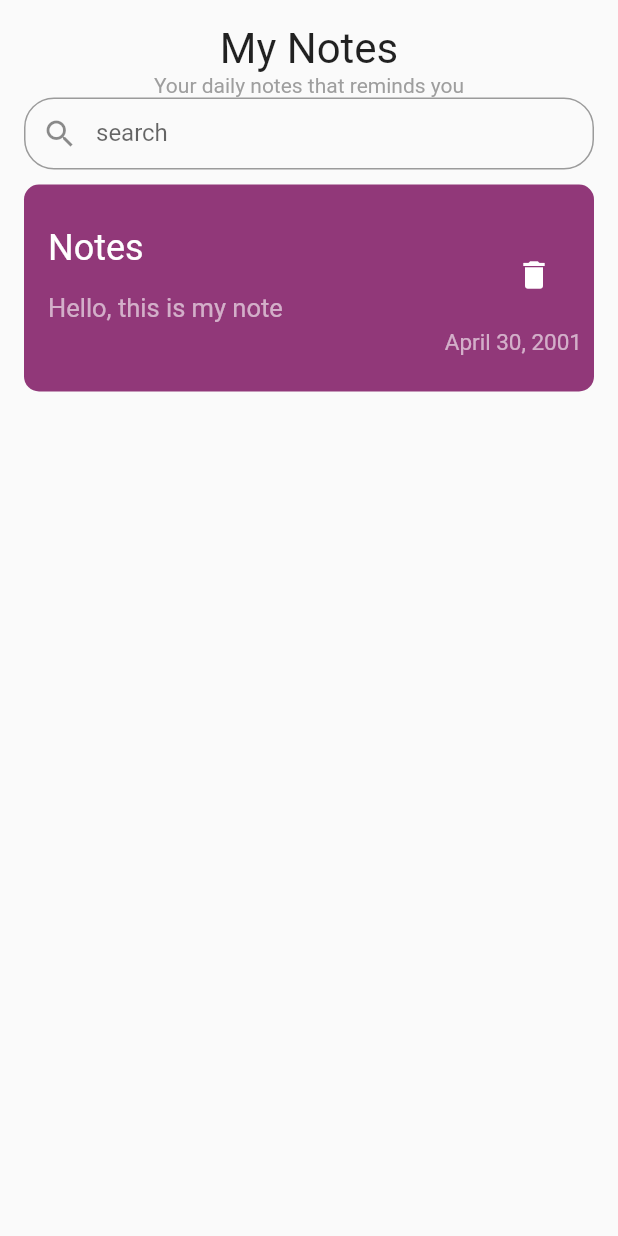
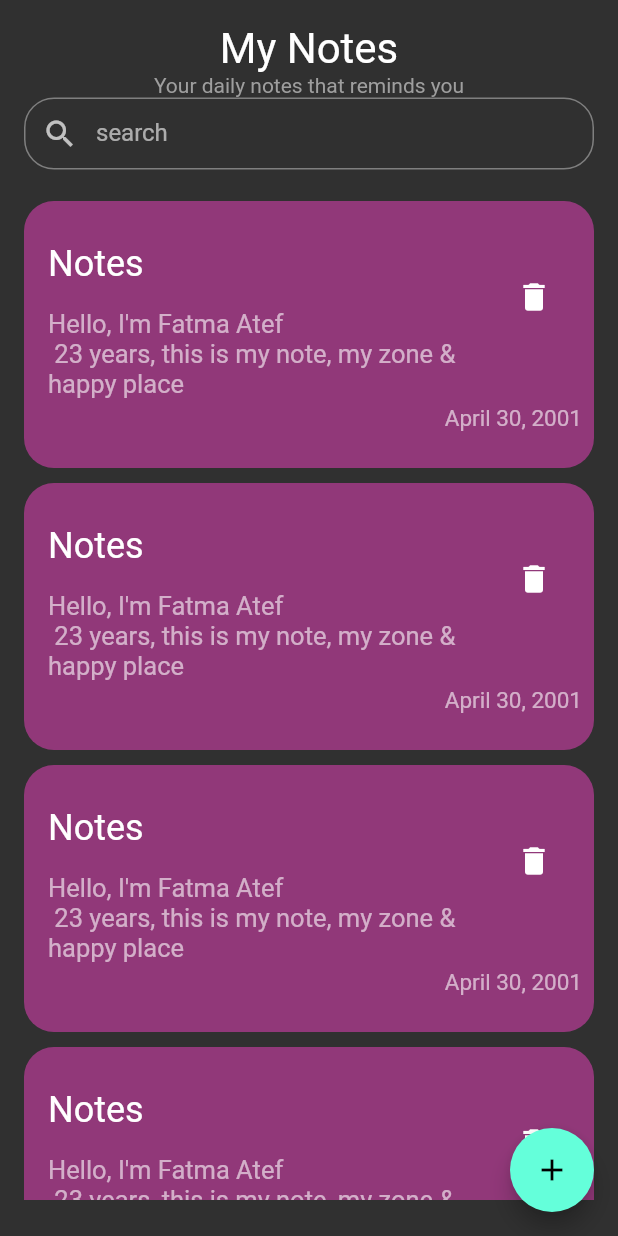
Before and after one commit to fatima304/Noteria, a Flutter app: the screen it shows after launch, on a phone screen of 412 x 824 dp. Run offline on Flutter 3.47's test engine with Material 2 defaults, Android fonts, the light colour scheme and no system bars.

Commit message:
commit notes view ( bottom sheet ), edit note view

```diff
--- a/lib/Views/notesView.dart
+++ b/lib/Views/notesView.dart
@@ -1,4 +1,5 @@
 import 'package:flutter/material.dart';
+import 'package:noteapp/Widgets/addNoteSheet.dart';
 import 'package:noteapp/Widgets/notesViewBody.dart';
 
 class NotesView extends StatelessWidget {
@@ -6,8 +7,28 @@ class NotesView extends StatelessWidget {
 
   @override
   Widget build(BuildContext context) {
-    return const Scaffold(
-      body: NotesViewBody(),
+    return Scaffold(
+      body: const NotesViewBody(),
+      floatingActionButton: FloatingActionButton(
+        onPressed: () {
+          showModalBottomSheet(
+            shape: const RoundedRectangleBorder(
+              borderRadius: BorderRadius.all(
+                Radius.circular(
+                  25,
+                ),
+              ),
+            ),
+            context: context,
+            builder: (context) {
+              return const AddNoteSheet();
+            },
+          );
+        },
+        child: const Icon(
+          Icons.add,
+        ),
+      ),
     );
   }
 }
--- a/lib/Widgets/notesItem.dart
+++ b/lib/Widgets/notesItem.dart
@@ -1,19 +1,28 @@
 import 'package:flutter/material.dart';
+import 'package:noteapp/Views/editNoteView.dart';
 
 class NotesItem extends StatelessWidget {
   const NotesItem({super.key});
 
   @override
   Widget build(BuildContext context) {
-    return Container(
+    return GestureDetector(
+      onTap: () {
+        Navigator.push(context, MaterialPageRoute(builder: (context) {
+          return const EditNoteView();
+        }));
+      },
+      child: Container(
         padding: const EdgeInsets.only(
           top: 24,
           bottom: 24,
         ),
-      decoration: BoxDecoration(
-        color: const Color.fromARGB(255, 145, 56, 121),
-        borderRadius: BorderRadius.circular(
-          10,
+        decoration: const BoxDecoration(
+          color: Color.fromARGB(255, 145, 56, 121),
+          borderRadius: BorderRadius.all(
+            Radius.circular(
+              20,
+            ),
           ),
         ),
         child: Column(crossAxisAlignment: CrossAxisAlignment.end, children: [
@@ -38,7 +47,7 @@ class NotesItem extends StatelessWidget {
               ),
             ),
             subtitle: Text(
-            'Hello, this is my note',
+              'Hello, I\'m Fatma Atef \n 23 years, this is my note, my zone & happy place ',
               style: TextStyle(
                 color: Colors.white.withOpacity(0.6),
                 fontSize: 17,
@@ -58,6 +67,7 @@ class NotesItem extends StatelessWidget {
             ),
           ),
         ]),
+      ),
     );
   }
 }
--- /dev/null
+++ b/lib/Widgets/notesListView.dart
@@ -0,0 +1,25 @@
+import 'package:flutter/material.dart';
+import 'package:noteapp/Widgets/notesItem.dart';
+
+class NotesListView extends StatelessWidget {
+  const NotesListView({super.key});
+
+  final data = const [];
+
+  @override
+  Widget build(BuildContext context) {
+    return Padding(
+      padding: const EdgeInsets.symmetric(
+        vertical: 16,
+      ),
+      child: ListView.builder(
+        itemBuilder: (BuildContext context, int index) {
+          return const Padding(
+            padding: EdgeInsets.symmetric(vertical: 5.0),
+            child: NotesItem(),
+          );
+        },
+      ),
+    );
+  }
+}
--- a/lib/Widgets/notesViewBody.dart
+++ b/lib/Widgets/notesViewBody.dart
@@ -1,6 +1,6 @@
 import 'package:flutter/material.dart';
 import 'package:noteapp/Widgets/customAppBar.dart';
-import 'package:noteapp/Widgets/notesItem.dart';
+import 'package:noteapp/Widgets/notesListView.dart';
 
 class NotesViewBody extends StatelessWidget {
   const NotesViewBody({super.key});
@@ -17,10 +17,12 @@ class NotesViewBody extends StatelessWidget {
       child: Column(
         children: [
           CustomAppBar(),
-          SizedBox(
-            height: 10,
+          // SizedBox(
+          //   height: 10,
+          // ),
+          Expanded(
+            child: NotesListView(),
           ),
-          NotesItem(),
         ],
       ),
     );
--- a/lib/main.dart
+++ b/lib/main.dart
@@ -15,10 +15,10 @@ class NotesApp extends StatelessWidget {
     return MaterialApp(
       theme: ThemeData(
         // fontFamily: '',
-        brightness: Brightness.light,
+        brightness: Brightness.dark,
       ),
+      home: const NotesView(),
       debugShowCheckedModeBanner: false,
-      home: const NotesView(),
     );
   }
 }
```
Also changed, not shown: lib/Views/editNoteView.dart (added, +12 -0 lines), lib/Widgets/addNoteSheet.dart (added, +42 -0 lines), lib/Widgets/button.dart (added, +44 -0 lines), lib/Widgets/editNote.dart (added, +41 -0 lines), lib/Widgets/textField.dart (added, +35 -0 lines). Lines whose indentation alone changed are shown as unchanged.
